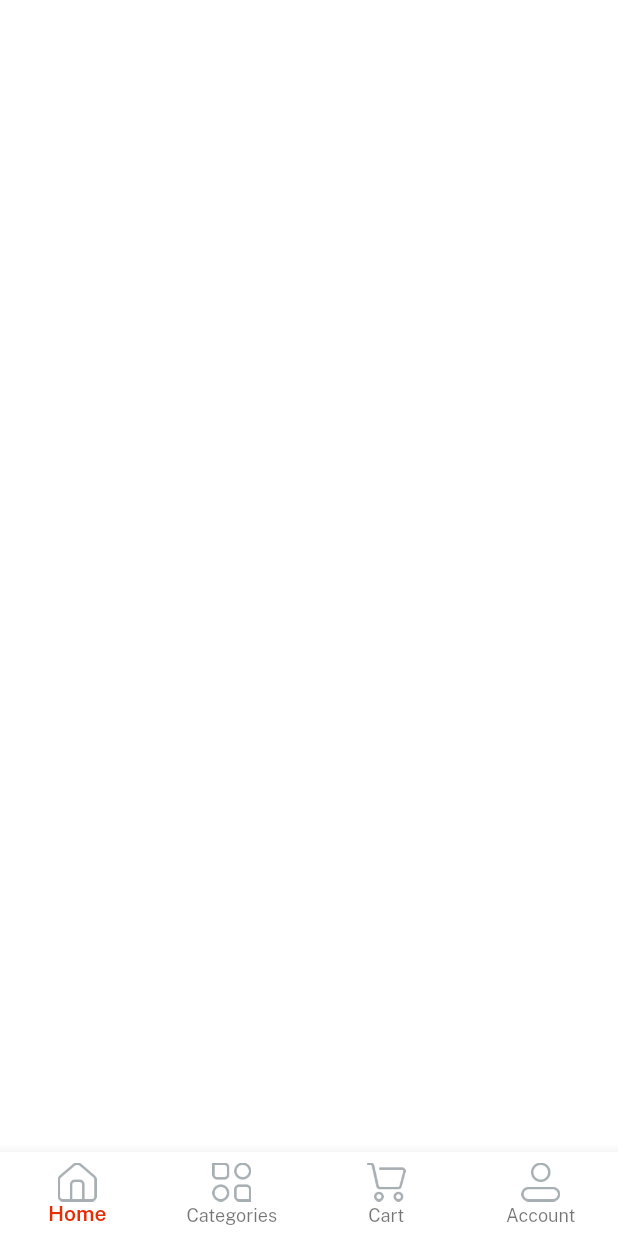
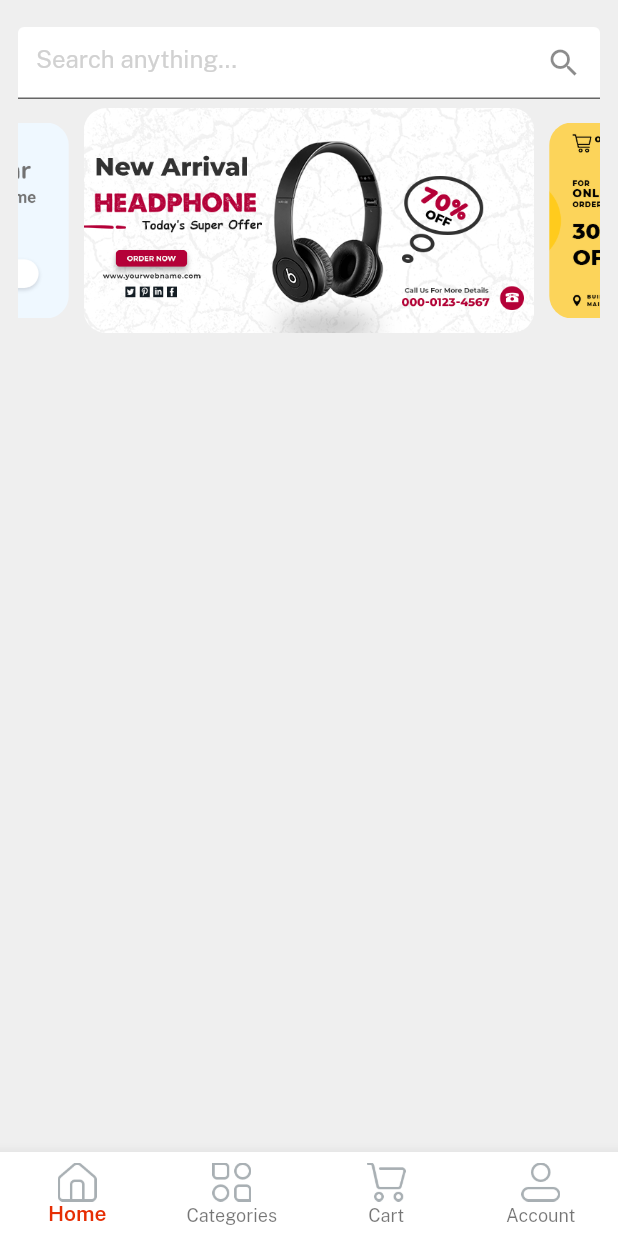
Before and after one commit to goutamsom/Emart, a Flutter app: the screen it shows after launch, after a tap on "Log in", on a phone screen of 412 x 824 dp. Run offline on Flutter 3.47's test engine with Material 2 defaults, Android fonts, the phone set to English and light mode, and no system bars; drawn by our look-alikes of velocity_x; our stand-ins replace get.

Commit message:
20jansecond time

```diff
--- a/lib/consts/lists.dart
+++ b/lib/consts/lists.dart
@@ -1,3 +1,4 @@
 import 'package:emart_app/consts/consts.dart';
 
-const List socialIconList = [icFacebookLogo, icGoogleLogo, icTwitterLogo];
+const socialIconList = [icFacebookLogo, icGoogleLogo, icTwitterLogo];
+const slidersList = [imgSlider1, imgSlider2, imgSlider3, imgSlider4];
--- a/lib/consts/strings.dart
+++ b/lib/consts/strings.dart
@@ -23,3 +23,12 @@ const home = "Home",
     categories = "Categories",
     cart = "Cart",
     account = "Account";
+
+//home screen string
+
+const searchanything = "Search anything...",
+    todayDeal = "Today's Deal",
+    flashsale = "Flash Sale",
+    topSeller = "Top Sellers",
+    topCategory = "Top Category",
+    featuredCategories = "Featured Categories";
--- a/lib/views/auth_screen/login_screen.dart
+++ b/lib/views/auth_screen/login_screen.dart
@@ -1,6 +1,7 @@
 import 'package:emart_app/consts/consts.dart';
 import 'package:emart_app/consts/lists.dart';
 import 'package:emart_app/views/auth_screen/singup_screen.dart';
+import 'package:emart_app/views/home_screen/home.dart';
 import 'package:emart_app/views/home_screen/home_screen.dart';
 import 'package:emart_app/widgets_common/applogo_widget.dart';
 import 'package:emart_app/widgets_common/bg_widget.dart';
@@ -40,7 +41,7 @@ class LoginScreen extends StatelessWidget {
                     title: login,
                     textColor: whiteColor,
                     onPress: () {
-                      Get.to(() => const HomeScreen());
+                      Get.to(() => const Home());
                     }).box.width(context.screenWidth - 50).make(),
                 5.heightBox,
                 createNewAccount.text.color(fontGrey).make(),
--- /dev/null
+++ b/lib/views/cart_screen/Cart_screen.dart
@@ -0,0 +1,12 @@
+import 'package:emart_app/consts/consts.dart';
+import 'package:flutter/src/widgets/container.dart';
+import 'package:flutter/src/widgets/framework.dart';
+
+class CartScreen extends StatelessWidget {
+  const CartScreen({super.key});
+
+  @override
+  Widget build(BuildContext context) {
+    return Container(color: Colors.pink);
+  }
+}
--- /dev/null
+++ b/lib/views/category_screen/category_screen.dart
@@ -0,0 +1,12 @@
+import 'package:emart_app/consts/consts.dart';
+import 'package:flutter/src/widgets/container.dart';
+import 'package:flutter/src/widgets/framework.dart';
+
+class CategoryScreen extends StatelessWidget {
+  const CategoryScreen({super.key});
+
+  @override
+  Widget build(BuildContext context) {
+    return Container(color: Colors.yellow);
+  }
+}
--- /dev/null
+++ b/lib/views/home_screen/home.dart
@@ -0,0 +1,61 @@
+import 'package:emart_app/controllers/home_controller.dart';
+import 'package:emart_app/views/cart_screen/Cart_screen.dart';
+import 'package:emart_app/views/category_screen/category_screen.dart';
+import 'package:emart_app/views/home_screen/home_screen.dart';
+import 'package:emart_app/views/profile_screen/profile_screen.dart';
+import 'package:get/get.dart';
+
+import '../../consts/consts.dart';
+
+class Home extends StatelessWidget {
+  const Home({super.key});
+
+  @override
+  Widget build(BuildContext context) {
+    var controller = Get.put(HomeController());
+    var navbarItem = [
+      BottomNavigationBarItem(
+          icon: Image.asset(icHome, width: 26), label: home),
+      BottomNavigationBarItem(
+          icon: Image.asset(icCategories, width: 26), label: categories),
+      BottomNavigationBarItem(
+          icon: Image.asset(icCart, width: 26), label: cart),
+      BottomNavigationBarItem(
+          icon: Image.asset(icProfile, width: 26), label: account),
+    ];
+
+    var navBody = [
+      const HomeScreen(),
+      CategoryScreen(),
+      CartScreen(),
+      ProfileScreen(),
+
+      //Container(color: Colors.blue),
+      // Container(color: Colors.amber),
+      //Container(color: Colors.purple),
+      //Container(color: Colors.cyan),
+    ];
+
+    return Scaffold(
+      body: Column(
+        children: [
+          Obx(() => Expanded(
+              child: navBody.elementAt(controller.currentNavIndex.value))),
+        ],
+      ),
+      bottomNavigationBar: Obx(
+        () => BottomNavigationBar(
+          currentIndex: controller.currentNavIndex.value,
+          selectedItemColor: redColor,
+          selectedLabelStyle: const TextStyle(fontFamily: semibold),
+          type: BottomNavigationBarType.fixed,
+          backgroundColor: whiteColor,
+          items: navbarItem,
+          onTap: (value) {
+            controller.currentNavIndex.value = value;
+          },
+        ),
+      ),
+    );
+  }
+}
--- a/lib/views/home_screen/home_screen.dart
+++ b/lib/views/home_screen/home_screen.dart
@@ -1,47 +1,58 @@
-import 'package:emart_app/controllers/home_controller.dart';
-import 'package:get/get.dart';
-
-import '../../consts/consts.dart';
+import 'package:emart_app/consts/colors.dart';
+import 'package:emart_app/consts/consts.dart';
+import 'package:emart_app/consts/lists.dart';
+import 'package:flutter/src/widgets/container.dart';
+import 'package:flutter/src/widgets/framework.dart';
 
 class HomeScreen extends StatelessWidget {
   const HomeScreen({super.key});
 
   @override
   Widget build(BuildContext context) {
-    var controller = Get.put(HomeController());
-    var navbarItem = [
-      BottomNavigationBarItem(
-          icon: Image.asset(icHome, width: 26), label: home),
-      BottomNavigationBarItem(
-          icon: Image.asset(icCategories, width: 26), label: categories),
-      BottomNavigationBarItem(
-          icon: Image.asset(icCart, width: 26), label: cart),
-      BottomNavigationBarItem(
-          icon: Image.asset(icProfile, width: 26), label: account),
-    ];
-
-    var navBody = [
-      Container(color: Colors.blue),
-      Container(color: Colors.amber),
-      Container(color: Colors.purple),
-      Container(color: Colors.cyan),
-    ];
-
-    return Scaffold(
-      body: Container(),
-      bottomNavigationBar: Obx(
-        () => BottomNavigationBar(
-          currentIndex: controller.currentNavIndex.value,
-          selectedItemColor: redColor,
-          selectedLabelStyle: const TextStyle(fontFamily: semibold),
-          type: BottomNavigationBarType.fixed,
-          backgroundColor: whiteColor,
-          items: navbarItem,
-          onTap: (value) {
-            controller.currentNavIndex.value = value;
-          },
+    return Container(
+      padding: const EdgeInsets.all(12),
+      color: lightGrey,
+      width: context.screenWidth,
+      height: context.screenHeight,
+      child: SafeArea(
+        child: Column(
+          children: [
+            Container(
+              alignment: Alignment.center,
+              height: 60,
+              color: lightGrey,
+              child: TextFormField(
+                decoration: const InputDecoration(
+                    suffixIcon: Icon(Icons.search),
+                    filled: true,
+                    fillColor: whiteColor,
+                    hintText: searchanything,
+                    hintStyle: TextStyle(color: textfieldGrey)),
+              ),
+            ),
+            //swipers brands
+            VxSwiper.builder(
+              aspectRatio: 16 / 5,
+              autoPlay: true,
+              height: 150,
+              enlargeCenterPage: true,
+              itemCount: slidersList.length,
+              itemBuilder: (context, index) {
+                return Image.asset(
+                  slidersList[index],
+                  fit: BoxFit.cover,
+                )
+                    .box
+                    .rounded
+                    .clip(Clip.antiAlias)
+                    .margin(const EdgeInsets.symmetric(horizontal: 5))
+                    .make();
+              },
+            )
+          ],
         ),
       ),
     );
+    //
   }
 }
--- /dev/null
+++ b/lib/views/profile_screen/profile_screen.dart
@@ -0,0 +1,12 @@
+import 'package:emart_app/consts/consts.dart';
+import 'package:flutter/src/widgets/container.dart';
+import 'package:flutter/src/widgets/framework.dart';
+
+class ProfileScreen extends StatelessWidget {
+  const ProfileScreen({super.key});
+
+  @override
+  Widget build(BuildContext context) {
+    return Container(color: Color.fromARGB(255, 194, 113, 108));
+  }
+}
```
